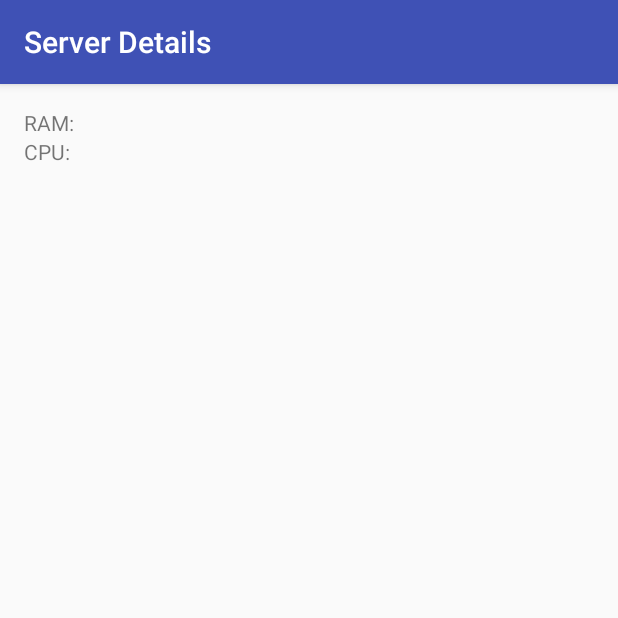
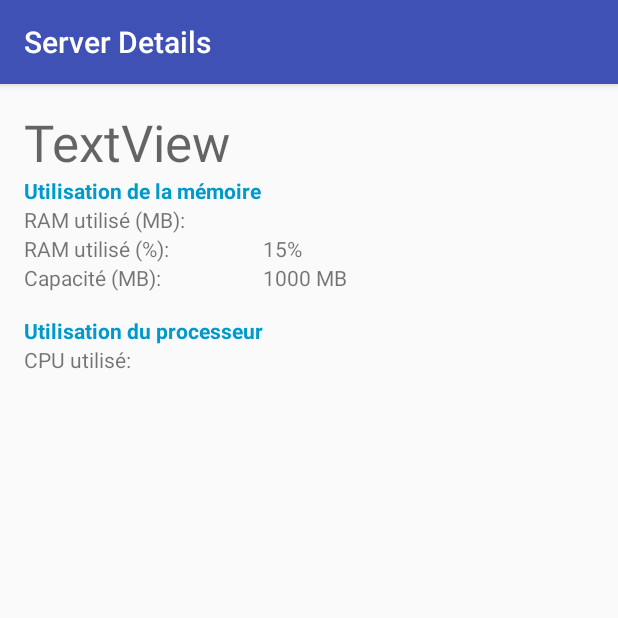
Before and after one commit to samuellapointe/Watchdog, an Android app: the ServerDetailsActivity screen opened directly, with no data from a screen before it, on a phone screen of 412 x 824 dp, the top half of it. Run offline under Robolectric (Android 15) with nearby library versions, the phone set to English and light mode, and no system bars.

Commit message:
Ajouter infos supplémentaire pour les détails du serveur

```diff
--- a/app/src/main/java/ca/uqac/watchdog/Server.java
+++ b/app/src/main/java/ca/uqac/watchdog/Server.java
@@ -13,6 +13,7 @@ public class Server implements Parcelable{
     private String url;
     private double cpu;
     private double ram;
+    private double ramCap;
 
     public Server(String displayName, String url) {
         this.displayName = displayName.replace('#', '_').replace(',','_'); // Remove separators
@@ -36,6 +37,8 @@ public class Server implements Parcelable{
         return displayName;
     }
 
+    public double getRamCap() { return ramCap; }
+
     public double getRam() { return ram;}
 
     public String getURL() {
@@ -50,6 +53,8 @@ public class Server implements Parcelable{
 
     public void setRam(double ram) { this.ram = ram; }
 
+    public void setRamCap(double ramCap) { this.ramCap = ramCap; }
+
     // Parcelable implementation start
     // Interface that allows passing objects efficiently in Android
     public int describeContents() {
@@ -61,6 +66,7 @@ public class Server implements Parcelable{
         out.writeString(displayName);
         out.writeDouble(ram);
         out.writeString(url);
+        out.writeDouble(ramCap);
     }
 
     public static final Parcelable.Creator<Server> CREATOR
@@ -79,6 +85,7 @@ public class Server implements Parcelable{
         displayName = in.readString();
         ram = in.readDouble();
         url = in.readString();
+        ramCap = in.readDouble();
     }
     // Parcelable implementation end
 }
--- a/app/src/main/java/ca/uqac/watchdog/ServerDetailsActivity.java
+++ b/app/src/main/java/ca/uqac/watchdog/ServerDetailsActivity.java
@@ -18,6 +18,7 @@ import android.widget.TextView;
 public class ServerDetailsActivity extends AppCompatActivity {
     public static final String SERVER = "Server";
 
+    private double percentageUsage;
     // The server displayed on this page.
     Server mServer = null;
 
@@ -83,14 +84,28 @@ public class ServerDetailsActivity extends AppCompatActivity {
 
     private void UpdateServer()
     {
+
         if(mServer != null) {
-            // Display Ram
+            //Display server name
+            final TextView textViewServerName = (TextView) findViewById(R.id.nomServer);
+            textViewServerName.setText(String.valueOf(mServer.getDisplayName()));
+
+            // Display Ram in use
             final TextView textViewRam = (TextView) findViewById(R.id.valueRam);
-            textViewRam.setText(String.valueOf(mServer.getRam()));
+            textViewRam.setText(String.valueOf(mServer.getRam()) + " MB");
+
+            //Display Ram Capacity
+            final TextView textViewRamCap = (TextView) findViewById(R.id.ramCapacity);
+            textViewRamCap.setText(String.valueOf(mServer.getRamCap()) + " MB");
+
+            //Display percentage of used Ram
+            percentageUsage = (mServer.getRam()/mServer.getRamCap())*100;
+            final TextView textViewRamPerc = (TextView) findViewById(R.id.ramPercentage);
+            textViewRamPerc.setText(String.format("%.2f",percentageUsage) + "%");
 
             // Display CPU
             final TextView textViewCpu = (TextView) findViewById(R.id.valueCpu);
-            textViewCpu.setText(String.valueOf(mServer.getCpu()));
+            textViewCpu.setText(String.valueOf(mServer.getCpu()) + " GHz");
         }
     }
 }
--- a/app/src/main/java/ca/uqac/watchdog/WatchdogService.java
+++ b/app/src/main/java/ca/uqac/watchdog/WatchdogService.java
@@ -78,12 +78,14 @@ public class WatchdogService extends Service {
                         if(parts.size() >= 11) {
                             server.setCpu(Double.parseDouble(parts.get(3)));
                             server.setRam(Double.parseDouble(parts.get(7)));
+                            server.setRamCap(Double.parseDouble(parts.get(10).substring(1,parts.get(10).length()-1)));
                         }
                         else
                         {
                             // Response couldn't be parsed.
                             server.setCpu(-1);
                             server.setRam(-1);
+                            server.setRamCap(-1);
                         }
 
                         // Update listener with new information.
@@ -100,6 +102,7 @@ public class WatchdogService extends Service {
                         // Set invalid value to make it clear that data is incorrect.
                         server.setCpu(-1);
                         server.setRam(-1);
+                        server.setRamCap(-1);
 
                         // Update listener with new information.
                         ListenerServerUpdated();
--- a/app/src/main/res/layout/activity_serverdetails.xml
+++ b/app/src/main/res/layout/activity_serverdetails.xml
@@ -12,19 +12,102 @@
 
     <TableRow
         android:layout_width="match_parent"
-        android:layout_height="50dp" >
+        android:layout_height="match_parent" >
 
         <TextView
-            android:text="@string/label_server_detail_ram"
+            android:id="@+id/nomServer"
             android:layout_width="wrap_content"
             android:layout_height="wrap_content"
-            android:id="@+id/label_ram" />
+            android:text="TextView"
+            android:textAppearance="@style/TextAppearance.AppCompat.Display1" />
+    </TableRow>
+
+    <TableRow
+        android:layout_width="match_parent"
+        android:layout_height="match_parent" >
 
         <TextView
+            android:id="@+id/textView6"
             android:layout_width="wrap_content"
             android:layout_height="wrap_content"
-            android:id="@+id/valueRam" />
+            android:text="Utilisation de la mémoire"
+            android:textColor="@android:color/holo_blue_dark"
+            android:textSize="14sp"
+            android:textStyle="bold"
+            tools:text="Utilisation de la mémoire" />
+    </TableRow>
 
+    <TableRow
+        android:layout_width="match_parent"
+        android:layout_height="match_parent">
+
+        <TextView
+            android:id="@+id/label_ram"
+            android:layout_width="wrap_content"
+            android:layout_height="wrap_content"
+            android:text="@string/label_server_detail_ram" />
+
+        <TextView
+            android:id="@+id/valueRam"
+            android:layout_width="wrap_content"
+            android:layout_height="wrap_content"
+            android:textAlignment="textStart" />
+
+    </TableRow>
+
+    <TableRow
+        android:layout_width="match_parent"
+        android:layout_height="match_parent" >
+
+        <TextView
+            android:id="@+id/textView3"
+            android:layout_width="wrap_content"
+            android:layout_height="wrap_content"
+            android:text="RAM utilisé (%):"
+            tools:text="RAM utilisé (%):" />
+
+        <TextView
+            android:id="@+id/ramPercentage"
+            android:layout_width="wrap_content"
+            android:layout_height="wrap_content"
+            android:text="15%"
+            android:textAlignment="textStart" />
+
+    </TableRow>
+
+    <TableRow
+        android:layout_width="match_parent"
+        android:layout_height="match_parent" >
+
+        <TextView
+            android:id="@+id/textView5"
+            android:layout_width="wrap_content"
+            android:layout_height="wrap_content"
+            android:text="Capacité (MB):"
+            tools:text="Capacité (MB):" />
+
+        <TextView
+            android:id="@+id/ramCapacity"
+            android:layout_width="wrap_content"
+            android:layout_height="wrap_content"
+            android:text="1000 MB"
+            android:textAlignment="textStart"
+            tools:text="1000 MB" />
+
+    </TableRow>
+
+    <TableRow
+        android:layout_width="match_parent"
+        android:layout_height="match_parent" >
+
+        <TextView
+            android:id="@+id/textView7"
+            android:layout_width="wrap_content"
+            android:layout_height="wrap_content"
+            android:text="\nUtilisation du processeur"
+            android:textColor="@android:color/holo_blue_dark"
+            android:textStyle="bold"
+            tools:text="Utilisation du processeur" />
     </TableRow>
 
     <TableRow
--- a/app/src/main/res/values/strings.xml
+++ b/app/src/main/res/values/strings.xml
@@ -2,6 +2,6 @@
     <string name="app_name">Watchdog</string>
     <string name="service_name">Watchdog Service</string>
     <string name="title_activity_serverdetails">Server Details</string>
-    <string name="label_server_detail_ram">RAM:</string>
-    <string name="label_server_detail_cpu">CPU:</string>
+    <string name="label_server_detail_ram">RAM utilisé (MB):</string>
+    <string name="label_server_detail_cpu">CPU utilisé:</string>
 </resources>
```
